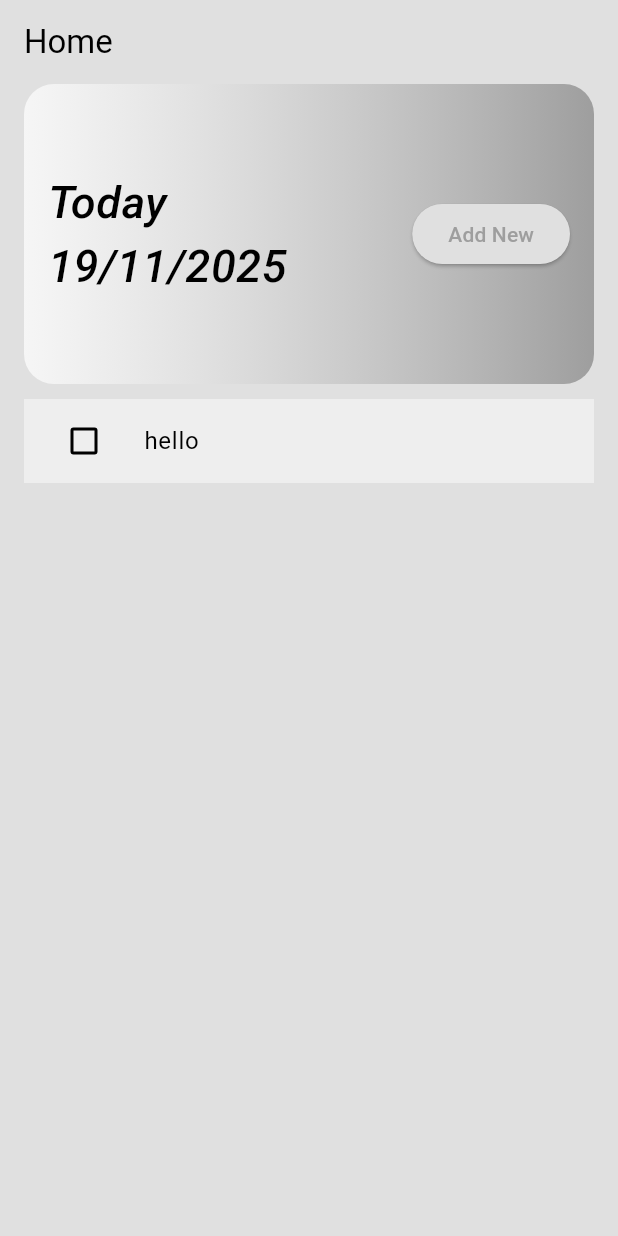
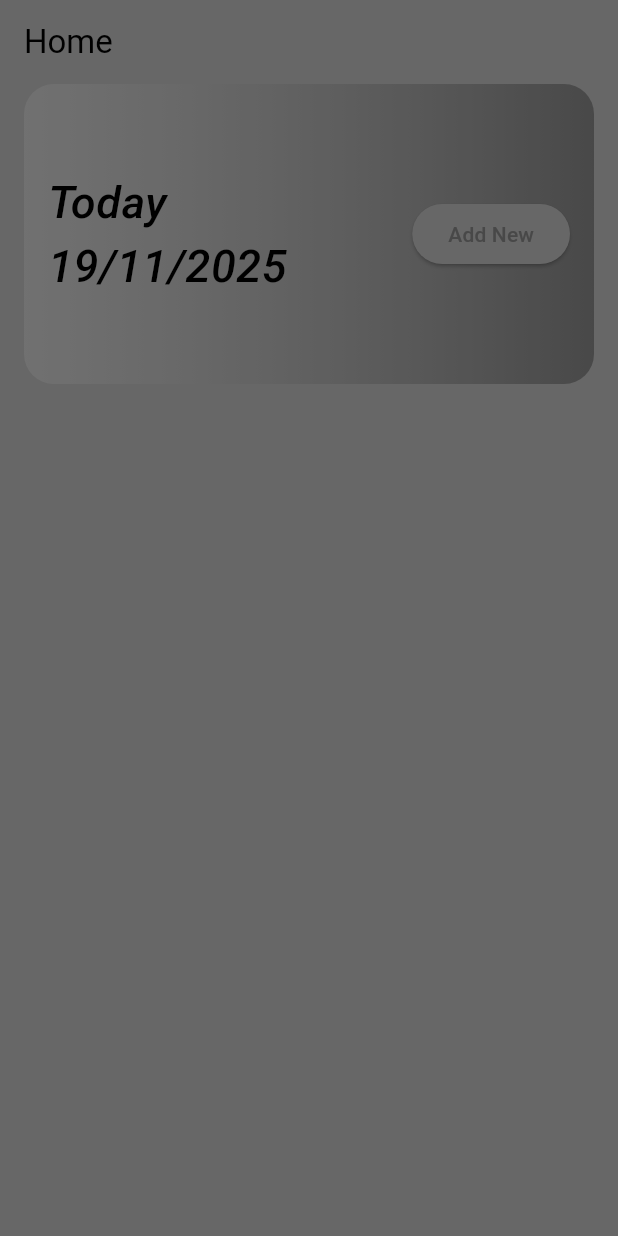
Before and after one commit to fazal-e-haq/Internship-Project, a Flutter app: the screen it shows after launch, after a tap on "Add New", on a phone screen of 412 x 824 dp. Run offline on Flutter 3.47's test engine with Material 3 defaults, Android fonts, the phone set to English and light mode, and no system bars.

Commit message:
Add code

```diff
--- a/week_2_project/lib/Screens/home_screen.dart
+++ b/week_2_project/lib/Screens/home_screen.dart
@@ -9,12 +9,8 @@ class HomeScreen extends StatefulWidget {
 }
 
 class _HomeScreenState extends State<HomeScreen> {
-  @override
-  Widget bui(BuildContext context) {
-    return Text('hi');
 
-  }
-
+  List task=[];
 
 
   @override
@@ -52,6 +48,14 @@ class _HomeScreenState extends State<HomeScreen> {
                       ElevatedButton(
                         onPressed: () {
 
+                          showDialog(context: context, builder: (context){
+                            return AlertDialog(
+
+
+
+
+                            );
+                          });
 
 
                         },
@@ -64,19 +68,13 @@ class _HomeScreenState extends State<HomeScreen> {
               ),
               SizedBox(height: 10),
 
-              ListTile(title: Text('hello'),
-                tileColor: Theme.of(context).colorScheme.secondary,
-                leading: Checkbox(value: false,onChanged: (value) => true,)
-
-                ,),
-
-
+             Expanded(child: ListView.builder(itemBuilder: (context, index) {
+               return ListTile();
+             },))
             ],
           ),
         ),
       ),
     );
-
-
   }
 }
```
Also changed, not shown: week_2_project/lib/Screens/add_task_screen.dart (+7 -2 lines).
